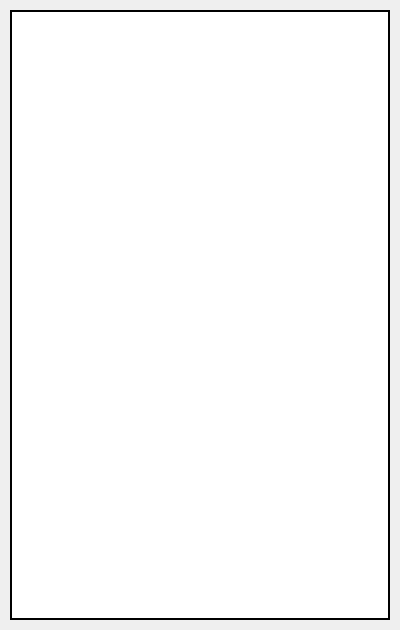
The window that Lavender-Server/server.ui (mhnasajpour/Lavender-AP-Project) describes before a commit, drawn with Qt 5.
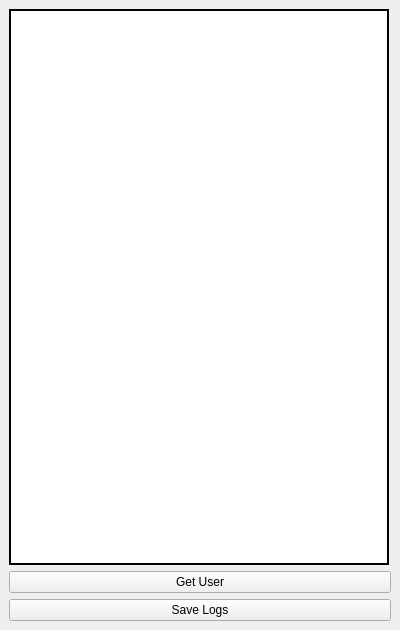
The same window after the commit.

Diff of the .ui file:
```diff
--- a/Lavender-Server/server.ui
+++ b/Lavender-Server/server.ui
@@ -26,15 +26,9 @@
    <string>Server</string>
   </property>
   <widget class="QWidget" name="centralwidget">
+   <layout class="QVBoxLayout" name="verticalLayout">
+    <item>
    <widget class="QTextEdit" name="textEdit">
-    <property name="geometry">
-     <rect>
-      <x>10</x>
-      <y>10</y>
-      <width>380</width>
-      <height>610</height>
-     </rect>
-    </property>
     <property name="sizePolicy">
      <sizepolicy hsizetype="Fixed" vsizetype="Fixed">
       <horstretch>0</horstretch>
@@ -43,14 +37,14 @@
     </property>
     <property name="minimumSize">
      <size>
-      <width>380</width>
-      <height>610</height>
+        <width>350</width>
+        <height>450</height>
      </size>
     </property>
     <property name="maximumSize">
      <size>
       <width>380</width>
-      <height>610</height>
+        <height>611</height>
      </size>
     </property>
     <property name="font">
@@ -84,6 +78,22 @@
      <set>Qt::NoTextInteraction</set>
     </property>
    </widget>
+    </item>
+    <item>
+     <widget class="QPushButton" name="pushButton_2">
+      <property name="text">
+       <string>Get User</string>
+      </property>
+     </widget>
+    </item>
+    <item>
+     <widget class="QPushButton" name="pushButton">
+      <property name="text">
+       <string>Save Logs</string>
+      </property>
+     </widget>
+    </item>
+   </layout>
   </widget>
  </widget>
  <resources/>
```
Lines whose indentation alone changed are shown as unchanged.
